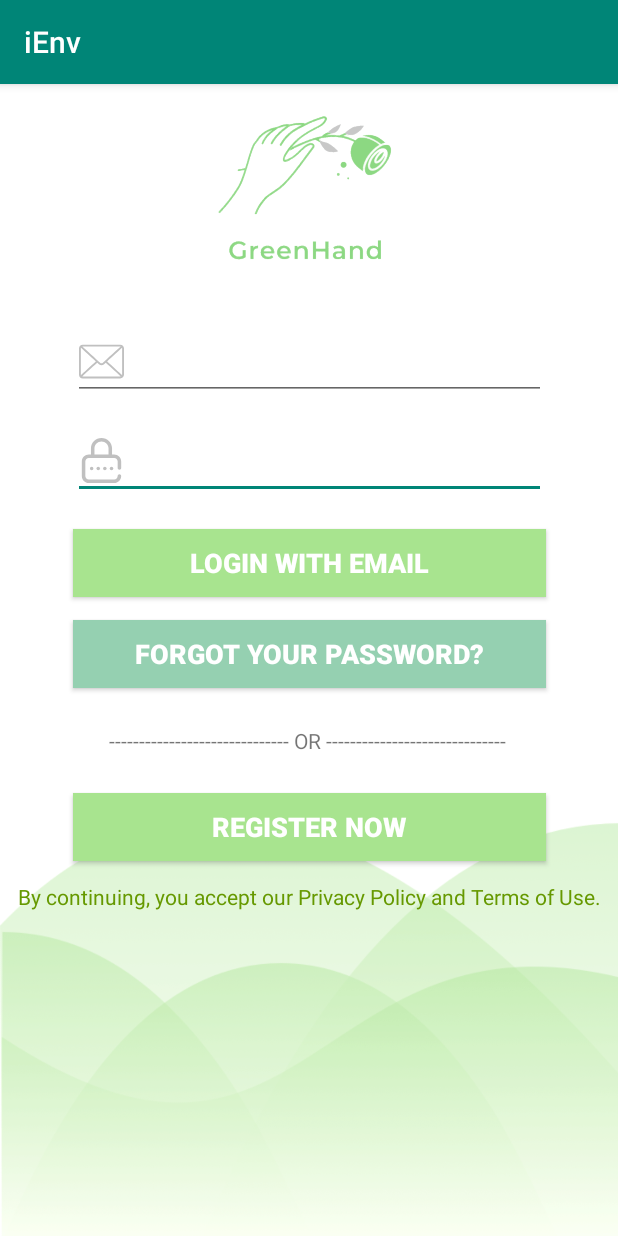
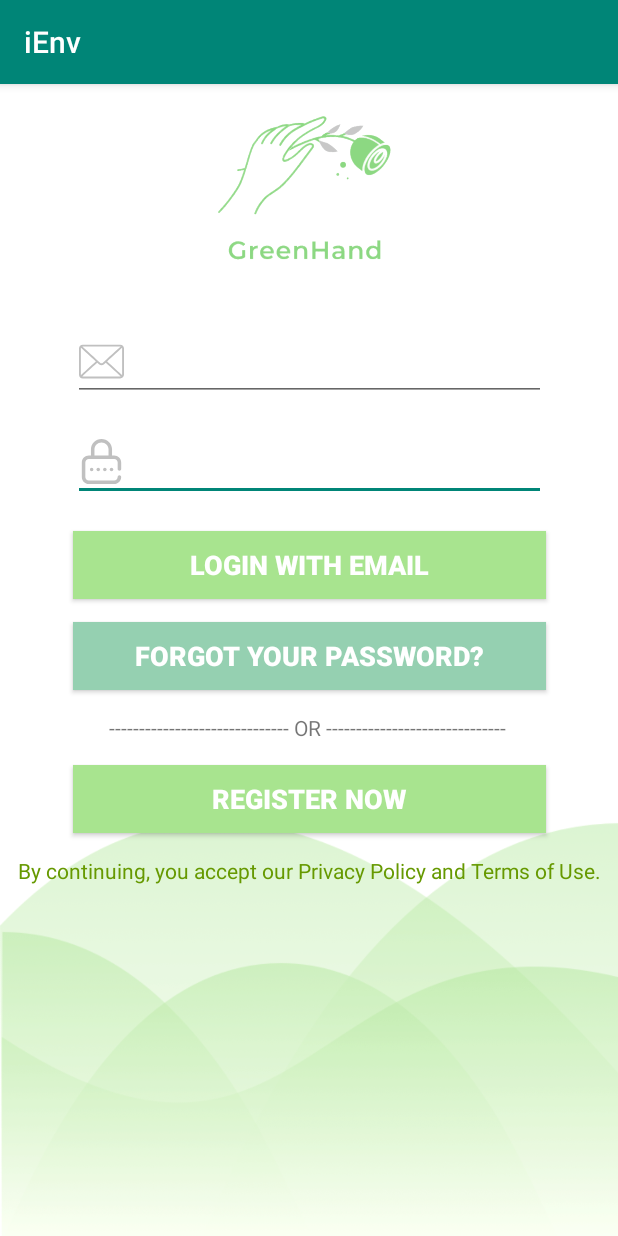
Before and after one commit to pmdw620/unimelb-mobile-group78, an Android app: the screen it shows after launch (MainActivity), on a phone screen of 412 x 824 dp. Run offline under Robolectric (Android 15) with nearby library versions, the light colour scheme and no system bars; our stand-ins replace CircleImageView, Firebase (no records; nobody signed in at launch, a user with empty details on screens opened directly).

Commit message:
login ui slightly changed
Signed-off-by: Ming Pan <pmdw620@gmail.com>

```diff
--- a/app/src/main/res/layout/activity_main.xml
+++ b/app/src/main/res/layout/activity_main.xml
@@ -6,12 +6,13 @@
     android:layout_height="match_parent"
     android:background="@drawable/background"
     tools:context=".MainActivity">
+
     <Button
         android:id="@+id/regiBtn"
         android:layout_width="315dp"
         android:layout_height="45dp"
         android:layout_marginStart="48dp"
-        android:layout_marginTop="25dp"
+        android:layout_marginTop="15dp"
         android:layout_marginEnd="48dp"
         android:background="#A8E48F"
         android:text="Register now"
@@ -26,7 +27,7 @@
     <EditText
         android:id="@+id/loginPwd"
         android:layout_width="315dp"
-        android:layout_height="0dp"
+        android:layout_height="51dp"
         android:layout_marginStart="48dp"
         android:layout_marginTop="15dp"
         android:layout_marginEnd="48dp"
@@ -41,14 +42,15 @@
     <EditText
         android:id="@+id/loginEmail"
         android:layout_width="315dp"
-        android:layout_height="0dp"
+        android:layout_height="51dp"
         android:layout_marginStart="48dp"
         android:layout_marginTop="20dp"
         android:layout_marginEnd="48dp"
         android:drawableLeft="@drawable/ic_email"
         android:drawablePadding="10dp"
         android:ems="10"
-        android:inputType="text|textEmailAddress" app:layout_constraintEnd_toEndOf="parent"
+        android:inputType="text|textEmailAddress"
+        app:layout_constraintEnd_toEndOf="parent"
         app:layout_constraintStart_toStartOf="parent"
         app:layout_constraintTop_toBottomOf="@+id/imageView2" />
 
@@ -71,9 +73,9 @@
     <TextView
         android:id="@+id/textView5"
         android:layout_width="wrap_content"
-        android:layout_height="wrap_content"
+        android:layout_height="19dp"
         android:layout_marginStart="66dp"
-        android:layout_marginTop="25dp"
+        android:layout_marginTop="15dp"
         android:layout_marginEnd="65dp"
         android:text="------------------------------ OR ------------------------------ "
         app:layout_constraintEnd_toEndOf="parent"
@@ -83,9 +85,9 @@
     <TextView
         android:id="@+id/textView6"
         android:layout_width="wrap_content"
-        android:layout_height="wrap_content"
+        android:layout_height="19dp"
         android:layout_marginStart="7dp"
-        android:layout_marginTop="14dp"
+        android:layout_marginTop="15dp"
         android:layout_marginEnd="7dp"
         android:text="By continuing, you accept our Privacy Policy and Terms of Use."
         android:textColor="#669900"
@@ -111,7 +113,7 @@
 
     <ImageView
         android:id="@+id/imageView2"
-        android:layout_width="140dp"
+        android:layout_width="0dp"
         android:layout_height="140dp"
         android:layout_marginStart="135dp"
         android:layout_marginEnd="136dp"
```
